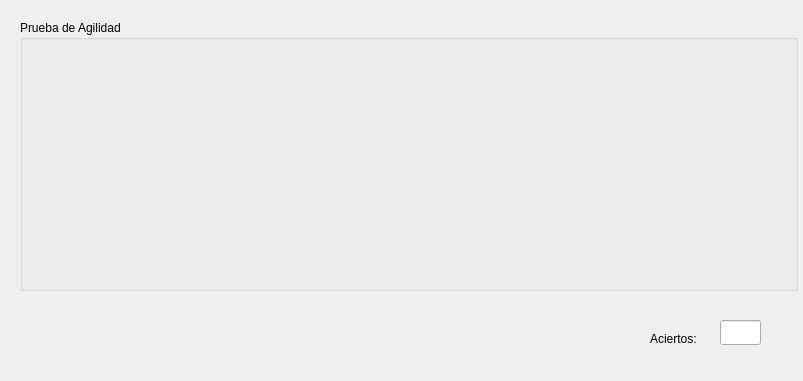
Qt form PA/prueba.ui (keisy43/proyecto_alse) before a commit.
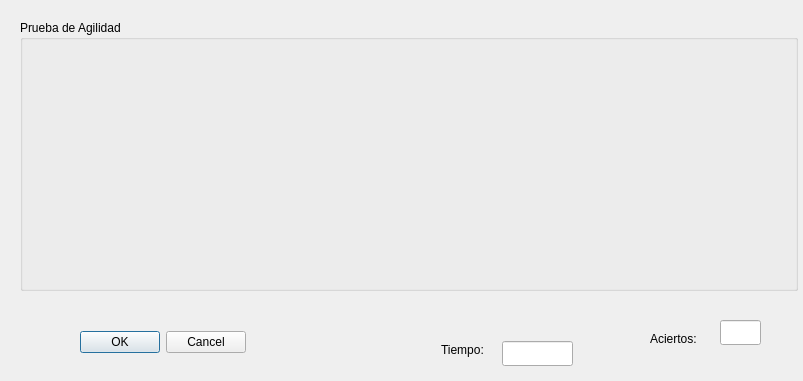
The same form after that commit. Icons and pictures are not drawn.

```diff
--- a/PA/prueba.ui
+++ b/PA/prueba.ui
@@ -401,6 +401,42 @@
     <string>Aciertos:</string>
    </property>
   </widget>
+  <widget class="QLineEdit" name="cont_2">
+   <property name="geometry">
+    <rect>
+     <x>502</x>
+     <y>341</y>
+     <width>71</width>
+     <height>25</height>
+    </rect>
+   </property>
+  </widget>
+  <widget class="QLabel" name="label_3">
+   <property name="geometry">
+    <rect>
+     <x>441</x>
+     <y>341</y>
+     <width>55</width>
+     <height>17</height>
+    </rect>
+   </property>
+   <property name="text">
+    <string>Tiempo:</string>
+   </property>
+  </widget>
+  <widget class="QDialogButtonBox" name="buttonBox">
+   <property name="geometry">
+    <rect>
+     <x>80</x>
+     <y>330</y>
+     <width>166</width>
+     <height>25</height>
+    </rect>
+   </property>
+   <property name="standardButtons">
+    <set>QDialogButtonBox::Cancel|QDialogButtonBox::Ok</set>
+   </property>
+  </widget>
  </widget>
  <resources/>
  <connections/>
```
